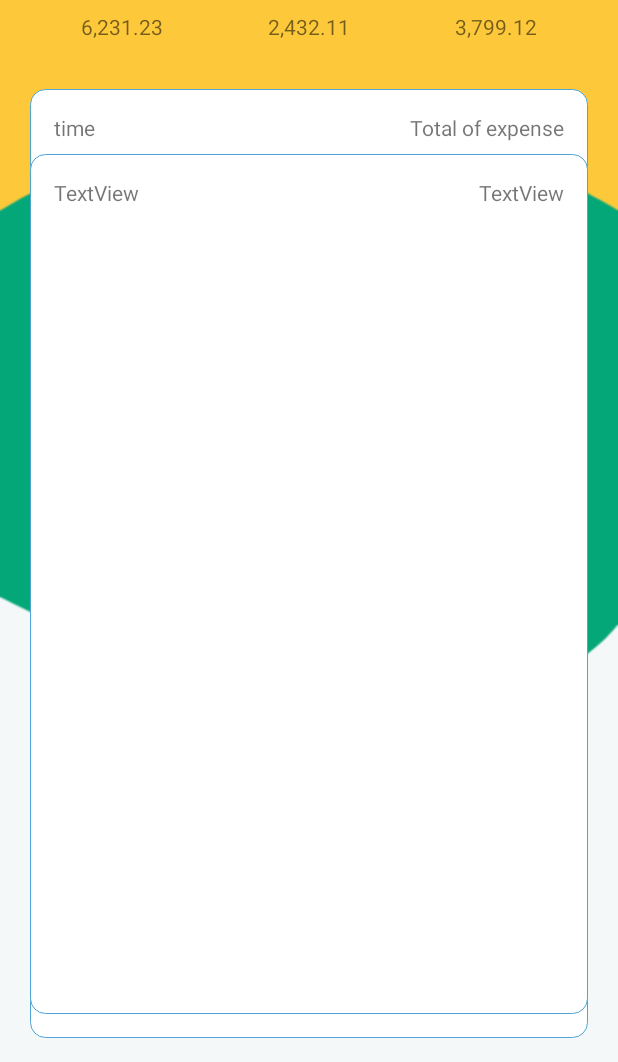
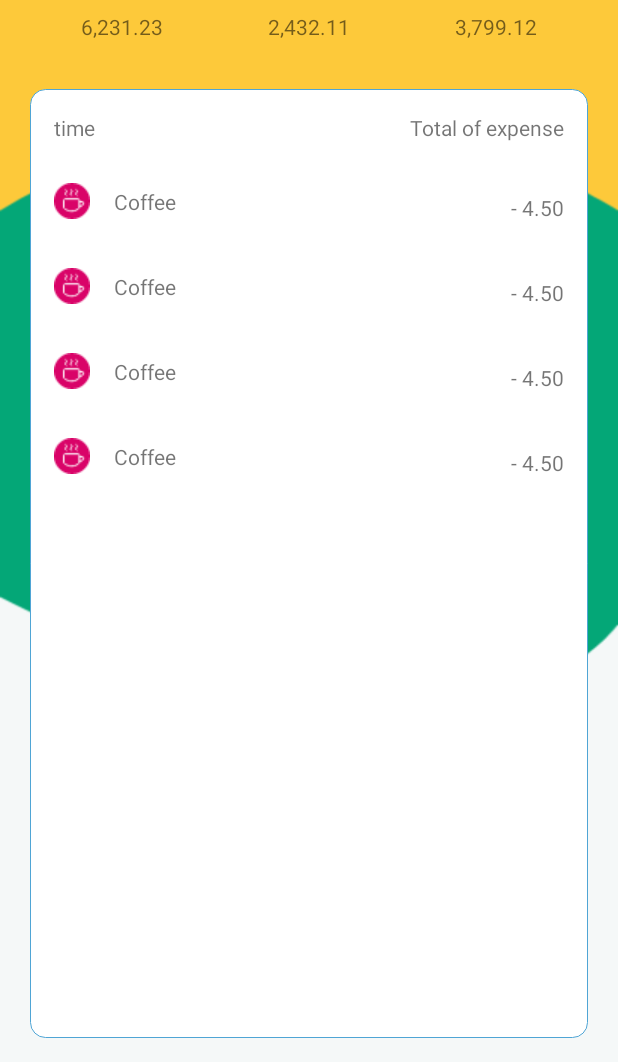
Before and after one commit to samdsg/expense_kotlin, an Android app: the screen it shows after launch (MainActivity), on a phone screen of 412 x 824 dp, the part 174-1236 px from its top. Run offline under Robolectric (Android 15) with nearby library versions, the phone set to English and light mode, and no system bars.

Commit message:
new update

```diff
--- a/app/src/main/java/com/example/expensalo/MainActivity.kt
+++ b/app/src/main/java/com/example/expensalo/MainActivity.kt
@@ -36,15 +36,15 @@ class MainActivity : AppCompatActivity() {
         statsInfo.adapter = StatsAdapter(this, DataSource.expenseStats());
 
         val aList = ArrayList<EachExpenseTime>();
-        aList.add(EachExpenseTime("time", EachExpense("", "Coffee", "- 4.50")));
-        aList.add(EachExpenseTime("time", EachExpense("", "Suit for meeting", "- 4.50")));
-        aList.add(EachExpenseTime("time", EachExpense("", "Suit for meeting", "- 4.50")));
-        aList.add(EachExpenseTime("time", EachExpense("", "Suit for meeting", "- 4.50")));
-        aList.add(EachExpenseTime("time", EachExpense("", "Suit for meeting", "- 4.50")));
+//        aList.add(EachExpenseTime("time", EachExpense("", "Coffee", "- 4.50")));
+        aList.add(EachExpenseTime("time", arrayListOf(EachExpense("", "1", "e1"))));
+        aList.add(EachExpenseTime("time", arrayListOf(EachExpense("", "2", "e2"))));
+        aList.add(EachExpenseTime("time", arrayListOf(EachExpense("", "3", "e3"))));
+        aList.add(EachExpenseTime("time", arrayListOf(EachExpense("", "4", "e4"))));
 
         /* Recycler View */
         rcycle.apply {
-            layoutManager = LinearLayoutManager(this@MainActivity)
+            layoutManager = LinearLayoutManager(this@MainActivity);
             statsAdapter = EachExpenseAdapter(aList);
             adapter = statsAdapter;
         }
--- a/app/src/main/java/com/example/expensalo/models/EachExpense.kt
+++ b/app/src/main/java/com/example/expensalo/models/EachExpense.kt
@@ -1,4 +1,4 @@
 package com.example.expensalo.models
 
 data class EachExpense(val img: Any?, val title: String, val expense: String);
-data class EachExpenseTime(val time: String, val expense: EachExpense);
+data class EachExpenseTime(val time: String, val expense: Any?);
--- a/app/src/main/java/com/example/expensalo/myadapters/ChildAdapter.kt
+++ b/app/src/main/java/com/example/expensalo/myadapters/ChildAdapter.kt
@@ -7,7 +7,7 @@ import androidx.recyclerview.widget.RecyclerView
 import com.example.expensalo.R
 import com.example.expensalo.models.EachExpense
 
-class ChildAdapter(private val expenses: EachExpense) :
+class ChildAdapter(private val expenses: Any) :
     RecyclerView.Adapter<ChildAdapter.ViewHolder>() {
 
     override fun onCreateViewHolder(
@@ -16,7 +16,7 @@ class ChildAdapter(private val expenses: EachExpense) :
     ): ViewHolder {
 
         val v = LayoutInflater.from(parent.context)
-            .inflate(R.layout.each__expenses, parent, false)
+            .inflate(R.layout.each__expense, parent, false)
         return ViewHolder(v)
     }
 
--- a/app/src/main/java/com/example/expensalo/myadapters/EachExpenseAdapter.kt
+++ b/app/src/main/java/com/example/expensalo/myadapters/EachExpenseAdapter.kt
@@ -10,6 +10,7 @@ import androidx.annotation.NonNull
 import androidx.recyclerview.widget.LinearLayoutManager
 import androidx.recyclerview.widget.RecyclerView
 import com.example.expensalo.R
+import com.example.expensalo.models.EachExpense
 import com.example.expensalo.models.EachExpenseTime
 import kotlinx.android.synthetic.main.each__expenses.view.*
 
@@ -24,8 +25,6 @@ internal class EachExpenseAdapter(private var aList: ArrayList<EachExpenseTime>)
         private val eTotal: TextView = view.e__total;
         private val eDate: TextView = view.e__date;
 
-        private val eachList: RecyclerView = view.each__lists;
-
         fun bind(eachExpense: EachExpenseTime) {
             eDate.text = eachExpense.time;
             eTotal.text = "Total of expense";
@@ -37,14 +36,13 @@ internal class EachExpenseAdapter(private var aList: ArrayList<EachExpenseTime>)
         val itemView = LayoutInflater.from(parent.context)
             .inflate(R.layout.each__expenses, parent, false)
 
-        return MyViewHolder(itemView)
+        return MyViewHolder(itemView);
     }
 
     @SuppressLint("WrongConstant")
     override fun onBindViewHolder(holder: MyViewHolder, position: Int) {
-        val expenseWithTime = aList[position];
         val recyclerView: RecyclerView = holder.itemView.each__lists;
-        var adapter = ChildAdapter(aList[position].expense);
+        var adapter = aList[position].expense?.let { ChildAdapter(it) };
 
         var layoutManager =
             LinearLayoutManager(holder.itemView.context, LinearLayout.VERTICAL, false)
--- /dev/null
+++ b/app/src/main/res/layout/each__expense.xml
@@ -0,0 +1,44 @@
+<?xml version="1.0" encoding="utf-8"?>
+<androidx.constraintlayout.widget.ConstraintLayout xmlns:android="http://schemas.android.com/apk/res/android"
+        xmlns:app="http://schemas.android.com/apk/res-auto"
+        xmlns:tools="http://schemas.android.com/tools"
+        android:layout_width="match_parent"
+        android:layout_height="wrap_content"
+        android:id="@+id/each__expense"
+        android:paddingBottom="11dp"
+        android:paddingTop="11dp">
+
+    <ImageView
+            android:layout_width="wrap_content"
+            android:layout_height="wrap_content"
+            app:srcCompat="@drawable/group_24"
+            android:id="@+id/e_expense_img"
+            app:layout_constraintStart_toStartOf="parent"
+            app:layout_constraintTop_toTopOf="parent"
+            android:layout_marginTop="8dp"
+            android:layout_marginLeft="16dp"
+            android:layout_marginStart="16dp" />
+
+    <TextView
+            android:text="Coffee"
+            android:layout_width="wrap_content"
+            android:layout_height="wrap_content"
+            android:id="@+id/e_expense_text"
+            app:layout_constraintBottom_toBottomOf="@+id/e_expense_img"
+            app:layout_constraintStart_toEndOf="@+id/e_expense_img"
+            android:layout_marginLeft="16dp"
+            android:layout_marginStart="16dp"
+            app:layout_constraintTop_toTopOf="@+id/e_expense_img" />
+
+    <TextView
+            android:text="- 4.50"
+            android:layout_width="wrap_content"
+            android:layout_height="wrap_content"
+            android:id="@+id/e_expense__price"
+            app:layout_constraintBottom_toBottomOf="@+id/e_expense_text"
+            app:layout_constraintEnd_toEndOf="parent"
+            app:layout_constraintTop_toTopOf="@+id/e_expense_text"
+            android:layout_marginTop="8dp"
+            android:layout_marginRight="16dp"
+            android:layout_marginEnd="16dp" />
+</androidx.constraintlayout.widget.ConstraintLayout>
```
